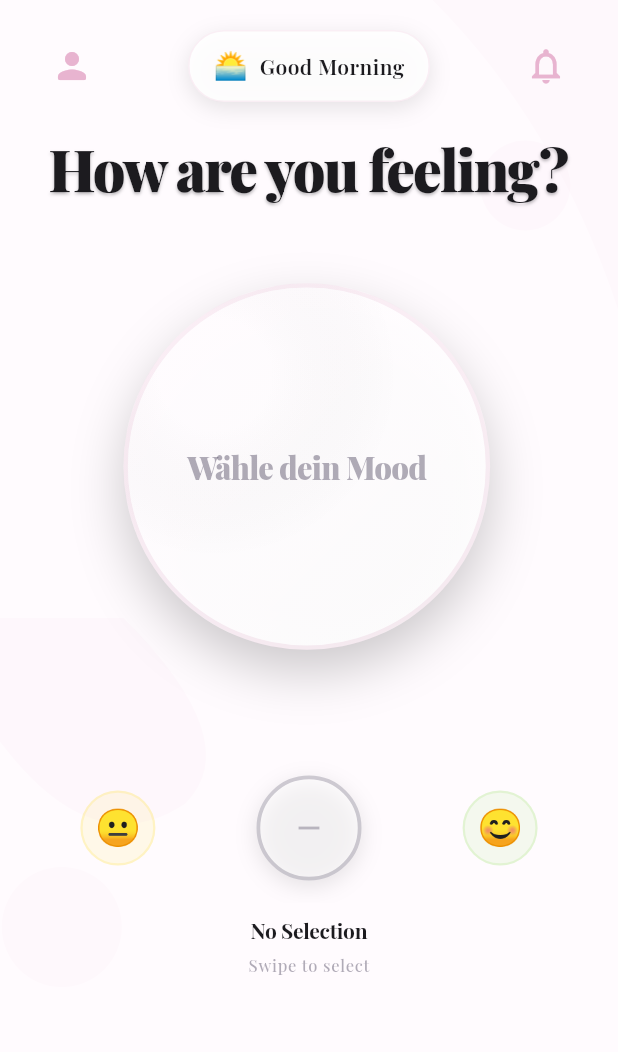
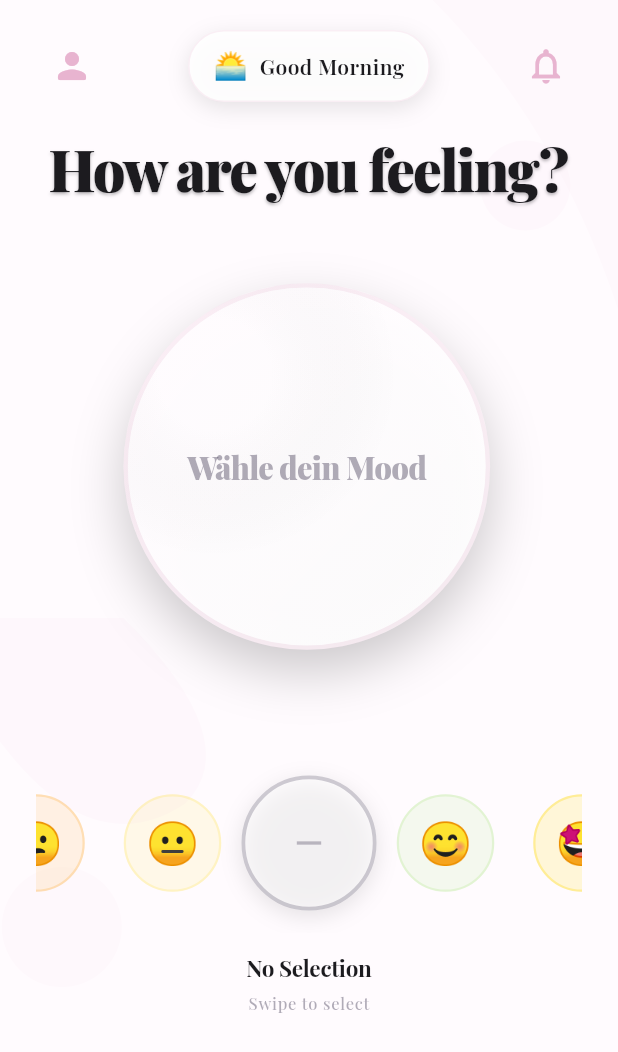
Before and after one commit to wwebpy/miuigirlsApp-Flutter, a Flutter app: the HomeScreen screen opened directly, on a phone screen of 412 x 824 dp. Shown: the top 1052 px of the screen. Run offline on Flutter 3.47's test engine with Material 3 defaults, Android fonts, the phone set to English and light mode, and no system bars; our stand-ins replace flutter_local_notifications, google_fonts, hive, hive_flutter, image_picker, table_calendar and 1 more; accounts and stored records are empty; generated files the repository leaves out were written again.

Commit message:
Mood Auswahl verbessert
- Buttons vergrößert (65-90px)
- Mehr Moods gleichzeitig sichtbar
- Mehr Spacing für luftigeres Design

```diff
--- a/lib/screens/home/home_screen.dart
+++ b/lib/screens/home/home_screen.dart
@@ -43,7 +43,7 @@ class _HomeScreenState extends State<HomeScreen> with TickerProviderStateMixin {
 
     _carouselController = PageController(
       initialPage: 3, // Start beim leeren Kreis (Index 3)
-      viewportFraction: 0.35, // Zeigt mehrere Buttons gleichzeitig
+      viewportFraction: 0.25, // Zeigt mehr Buttons gleichzeitig
     );
   }
 
@@ -663,7 +663,7 @@ class _HomeScreenState extends State<HomeScreen> with TickerProviderStateMixin {
 
           // Option A: Clean Carousel (neu gebaut)
           SizedBox(
-            height: 100,
+            height: 120,
             child: PageView.builder(
               controller: _carouselController,
               onPageChanged: (index) {
@@ -700,8 +700,8 @@ class _HomeScreenState extends State<HomeScreen> with TickerProviderStateMixin {
                     child: AnimatedContainer(
                       duration: const Duration(milliseconds: 300),
                       curve: Curves.easeInOut,
-                      width: isCenter ? 70 : 50,
-                      height: isCenter ? 70 : 50,
+                      width: isCenter ? 90 : 65,
+                      height: isCenter ? 90 : 65,
                       decoration: BoxDecoration(
                         shape: BoxShape.circle,
                         gradient: isCenter && !isEmpty
@@ -740,12 +740,12 @@ class _HomeScreenState extends State<HomeScreen> with TickerProviderStateMixin {
                             ? Icon(
                                 Icons.remove,
                                 color: colors.textSecondary.withOpacity(0.4),
-                                size: isCenter ? 24 : 18,
+                                size: isCenter ? 28 : 20,
                               )
                             : Text(
                                 emoji,
                                 style: TextStyle(
-                                  fontSize: isCenter ? 32 : 24,
+                                  fontSize: isCenter ? 40 : 28,
                                 ),
                               ),
                       ),
@@ -756,7 +756,7 @@ class _HomeScreenState extends State<HomeScreen> with TickerProviderStateMixin {
             ),
           ),
 
-          const SizedBox(height: 8),
+          const SizedBox(height: 12),
 
           // Label unter dem Carousel
           AnimatedSwitcher(
@@ -765,7 +765,7 @@ class _HomeScreenState extends State<HomeScreen> with TickerProviderStateMixin {
               moodData[_currentCarouselIndex]['label'] as String,
               key: ValueKey(_currentCarouselIndex),
               style: TextStyle(
-                fontSize: 14,
+                fontSize: 15,
                 fontWeight: FontWeight.w700,
                 color: colors.textPrimary,
                 letterSpacing: -0.2,
```
